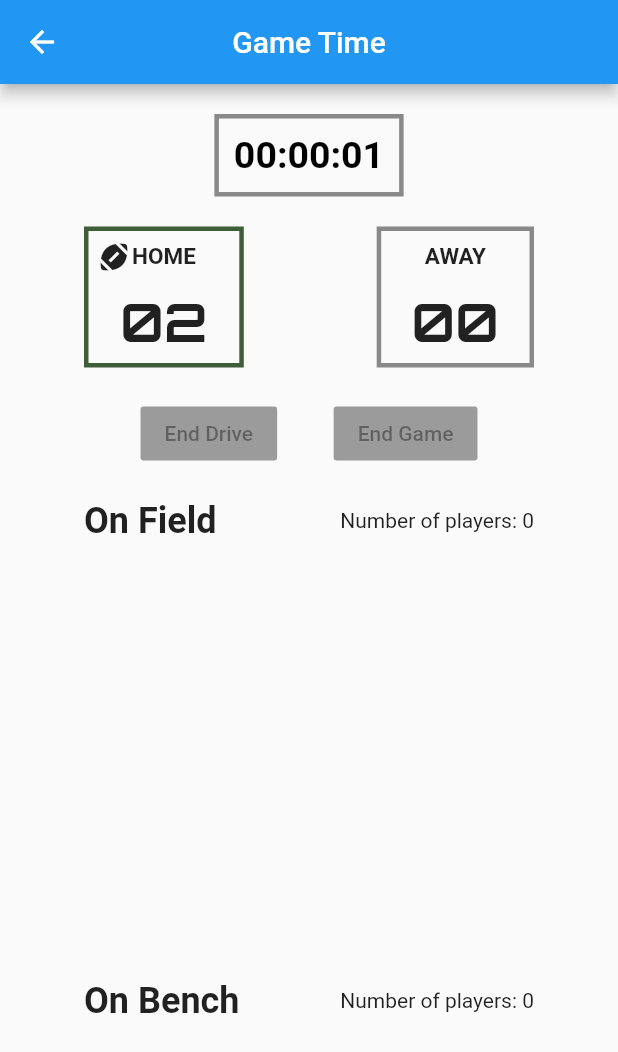
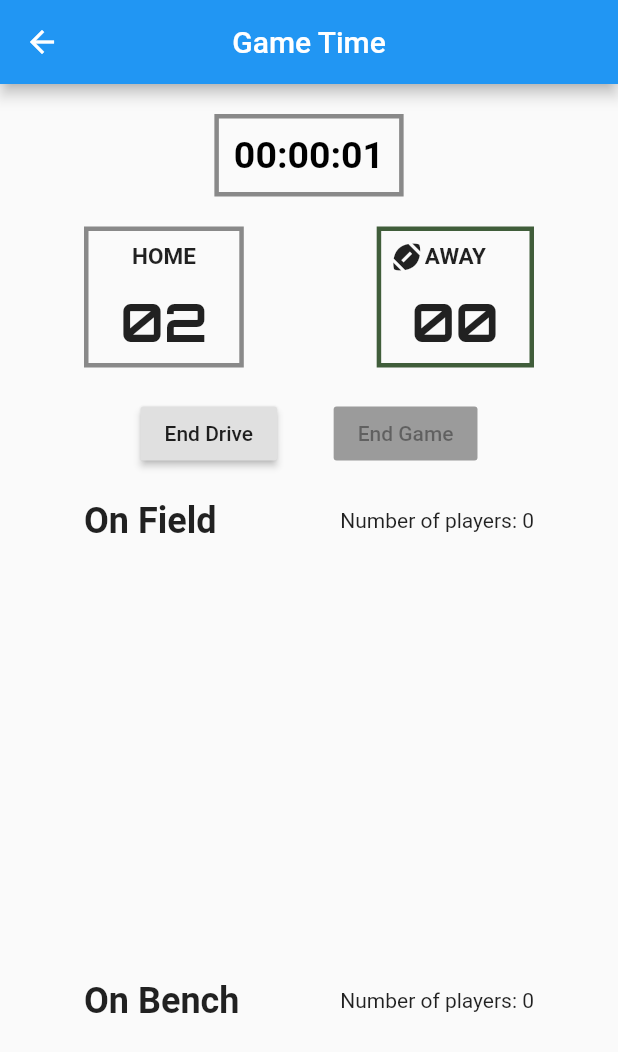
Before and after one commit to esteakshapin/pickupfootball, a Flutter app: the GamePage screen opened directly with empty values, on a phone screen of 412 x 824 dp. Shown: the top 1052 px of the screen. Run offline on Flutter 3.47's test engine with Material 2 defaults, Android fonts, the phone set to English and light mode, and no system bars; drawn by our look-alikes of oktoast; our stand-ins replace faker, google_fonts; Roboto replaces fonts that are missing (Kanit); statements that could not run were skipped.

Commit message:
finished rotation logic; added differentiating colors for rotations; added onfield leave icon; need to implement leave button logic;

```diff
--- a/lib/entry_points/game_page.dart
+++ b/lib/entry_points/game_page.dart
@@ -17,7 +17,7 @@ class GamePageEntry extends StatelessWidget {
   @override
   Widget build(BuildContext context) {
     players.add(Player(faker.person.name(), Player.QB, true));
-    for(int i = 0; i < 10; i++){
+    for(int i = 0; i < 8; i++){
       players.add(Player(faker.person.name(), Player.WR));
     }
     return MaterialApp(
--- a/lib/player_card.dart
+++ b/lib/player_card.dart
@@ -6,8 +6,9 @@ class PlayerCard extends StatelessWidget {
   Player _player;
   Function _removePlayer;
   Color tile_color;
+  IconData tile_icon;
 
-  PlayerCard(this._player, this._removePlayer, {this.tile_color = null});
+  PlayerCard(this._player, this._removePlayer, {this.tile_color = null, this.tile_icon = Icons.delete_forever_sharp});
 
   Icon leadingIcon(String position){
     switch(position){
@@ -40,7 +41,7 @@ class PlayerCard extends StatelessWidget {
             ? Text(_player.position + " - " + "ADMIN")
             : Text(_player.position),
         trailing: (!_player.admin) ? IconButton(
-          icon: Icon(Icons.delete_forever_sharp),
+          icon: Icon(tile_icon),
           onPressed: (){
             _removePlayer(_player);
           },
--- a/lib/screens/game_page/game_page.dart
+++ b/lib/screens/game_page/game_page.dart
@@ -32,29 +32,77 @@ class _GamePageState extends State<GamePage> {
   List<Player> _full_roster = new List<Player>();
   Player _qb;
 
-  Player removeBenchPlayer(){
+  // number of players that will be rotated next
+  int num_of_rotation;
+
+  Player removeBenchPlayer() {
     return _on_bench_players.removeFirst();
   }
 
-  void addBenchPlayer(Player p){
-    _on_bench_players.add(p);
+  void addBenchPlayer(List<Player> p) {
+    for (Player player in p) {
+      if (player.position == Player.QB) {
+        _on_bench_players.addFirst(player);
+      } else {
+        _on_bench_players.add(player);
+      }
+    }
   }
 
-  Player removeOnFieldPlayer(){
+  Player removeOnFieldPlayer() {
     return _on_field_players.removeFirst();
   }
 
-  void addOnFieldPlayer(Player p){
-    _on_field_players.add(p);
+  void addOnFieldPlayer(List<Player> p) {
+    for (Player player in p) {
+      if (player.position == Player.QB) {
+        _on_field_players.addFirst(player);
+      } else {
+        _on_field_players.add(player);
+      }
+    }
   }
 
-  void offensiveTransition(){
-    _on_bench_players.remove(_qb);
-    Player temp_p = removeBenchPlayer();
-    Player temp_d_p = removeOnFieldPlayer();
-    Player temp_d_p2 = removeOnFieldPlayer();
+  void offensiveTransition() {
+    List<Player> temp_p = new List<Player>();
+    List<Player> temp_d_p = new List<Player>();
 
+    // removing players from the bench
+    for(int i = 0; i < num_of_rotation; i++){
+      temp_p.add(removeBenchPlayer());
+    }
 
+    //removing players from on Field (currently playing defense)
+    for(int i = 0; i < num_of_rotation; i++){
+      temp_d_p.add(removeOnFieldPlayer());
+    }
+
+    //adding players going from bench to field
+    addOnFieldPlayer(temp_p);
+
+    //adding players going from field to bench
+    addBenchPlayer(temp_d_p);
+  }
+
+  void defensiveTransition() {
+    List<Player> temp_p = new List<Player>();
+    List<Player> temp_b_p = new List<Player>();
+
+    //removing players from field
+    for(int i = 0; i < num_of_rotation; i++){
+      temp_p.add(removeOnFieldPlayer());
+    }
+
+    // removing bench player
+    for(int i = 0; i < num_of_rotation; i++){
+      temp_b_p.add(removeBenchPlayer());
+    }
+
+    //adding players going from field to bench
+    addBenchPlayer(temp_p);
+
+    //adding players going from bench to field
+    addOnFieldPlayer(temp_b_p);
   }
 
   @override
@@ -63,6 +111,7 @@ class _GamePageState extends State<GamePage> {
     super.initState();
     _players = widget.players;
     _settings = widget._settings;
+    num_of_rotation = _settings.rotate_num_of_people;
     _full_roster = _players.sublist(0);
     for (Player player in _players) {
       if (player.position == "QB") _qb = player;
@@ -70,40 +119,42 @@ class _GamePageState extends State<GamePage> {
     }
     print(_qb.name);
     _players = _shuffle_players(_players);
-    _on_field_players = new Queue<Player>.from(_players.sublist(0, _settings.num_of_players_on_field));
-    _on_bench_players = new Queue<Player>.from(_players.sublist(_settings.num_of_players_on_field));
+    _on_field_players = new Queue<Player>.from(
+        _players.sublist(0, _settings.num_of_players_on_field));
+    _on_bench_players = new Queue<Player>.from(
+        _players.sublist(_settings.num_of_players_on_field));
 
     _possession = _settings.starting_possesion;
 
     _on_bench_players.addFirst(_qb);
 
-    if(_possession){
-
-    }
-
     print(" --- full Roster --- ");
-    for(Player p in _full_roster) print(p.name);
+    for (Player p in _full_roster) print(p.name);
     print(_full_roster.length);
     print("");
 
     print(" --- on field players ---");
-    for(Player p in _on_field_players) print(p.name);
+    for (Player p in _on_field_players) print(p.name);
     print(_on_field_players.length);
     print("");
 
     print(" --- on bench players ---");
-    for(Player p in _on_bench_players) print(p.name);
+    for (Player p in _on_bench_players) print(p.name);
     print(_on_bench_players.length);
     print("");
 
+    if (_possession) {
+      setState(() {
+        offensiveTransition();
+      });
+    }
   }
 
-  List<Player> _shuffle_players(List<Player> items){
+  List<Player> _shuffle_players(List<Player> items) {
     var random = new Random();
 
     // Go through all elements.
     for (var i = items.length - 1; i > 0; i--) {
-
       // Pick a pseudorandom number according to the list length
       var n = random.nextInt(i + 1);
 
@@ -115,13 +166,22 @@ class _GamePageState extends State<GamePage> {
     return items;
   }
 
+  void endDrive() {
+    setState(() {
+      _possession = !_possession;
+      if (_possession) {
+        offensiveTransition();
+      } else {
+        defensiveTransition();
+      }
+    });
+  }
 
   @override
   void dispose() {
     widget.players = null;
     widget._settings = null;
     super.dispose();
-
   }
 
   @override
@@ -136,17 +196,38 @@ class _GamePageState extends State<GamePage> {
           child: ListView(
             children: [
               Container(
-                padding: kIsWeb ? EdgeInsets.fromLTRB(40, 10, 40, 30) : EdgeInsets.all(20),
+                padding: kIsWeb
+                    ? EdgeInsets.fromLTRB(40, 10, 40, 30)
+                    : EdgeInsets.all(20),
                 child: Column(
                   children: [
-                    ScoreBoard(),
-                    SizedBox(height: 20,),
+                    ScoreBoard(endDrive, _possession),
+                    SizedBox(
+                      height: 20,
+                    ),
                     Wrap(
                       spacing: 20.0,
                       runSpacing: 20.0,
                       children: [
-                        OnField(_players, "On Field", Settings.lightGreen),
-                        OnField(_players, "On Bench", Settings.lightRed)
+                        OnField(
+                          _on_field_players.toList(),
+                          "On Field",
+                          Settings.lightGreen,
+                          qbTileColor: Settings.cream,
+                          rotationTileColor: Settings.slateGray,
+                          num_of_rotation: num_of_rotation,
+                          tile_icon: Icons.exit_to_app_sharp,
+                        ),
+                        OnField(
+                          _on_bench_players.toList(),
+                          "On Bench",
+                          Settings.lightRed,
+                          qbTileColor: Settings.cream,
+                          rotationTileColor: Settings.slateGray,
+                          num_of_rotation: num_of_rotation,
+                          tile_icon: null,
+                        ),
+                        OnField(_full_roster, "Roster", Settings.lightBlue)
                       ],
                     ),
                   ],
--- a/lib/screens/game_page/on_field.dart
+++ b/lib/screens/game_page/on_field.dart
@@ -7,9 +7,11 @@ import '../../settings.dart';
 class OnField extends StatelessWidget {
   List<Player> on_field = new List<Player>();
   String _title;
-  Color _tile_color;
+  Color _tile_color, rotationTileColor, qbTileColor;
+  int num_of_rotation;
+  IconData tile_icon;
 
-  OnField(this.on_field, this._title, this._tile_color);
+  OnField(this.on_field, this._title, this._tile_color, {this.rotationTileColor, this.qbTileColor, this.num_of_rotation = 0, this.tile_icon = Icons.delete_forever_sharp});
 
   @override
   Widget build(BuildContext context) {
@@ -40,12 +42,28 @@ class OnField extends StatelessWidget {
             child: ListView(
               children: [
                 for (var p in on_field)
+                  (p.position == Player.QB && qbTileColor != null) ?
                   PlayerCard(
                     p,
                     (Player p) {
                       print(p.name);
                     },
+                    tile_color: qbTileColor,
+                    tile_icon: tile_icon,
+                  ) : (on_field.indexOf(p) < num_of_rotation && rotationTileColor != null) ? PlayerCard(
+                    p,
+                        (Player p) {
+                      print(p.name);
+                    },
+                    tile_color: rotationTileColor,
+                    tile_icon: tile_icon,
+                  ) : PlayerCard(
+                    p,
+                        (Player p) {
+                      print(p.name);
+                    },
                     tile_color: _tile_color,
+                    tile_icon: tile_icon,
                   )
               ],
             ),
--- a/lib/screens/game_page/score_board.dart
+++ b/lib/screens/game_page/score_board.dart
@@ -8,6 +8,11 @@ import '../../settings.dart';
 import 'ScoreWidget.dart';
 
 class ScoreBoard extends StatefulWidget {
+  Function _endDrive;
+  bool _possession;
+
+  ScoreBoard(this._endDrive, this._possession);
+
   @override
   _ScoreBoardState createState() => _ScoreBoardState();
 }
@@ -95,8 +100,8 @@ class _ScoreBoardState extends State<ScoreBoard> {
           Row(
             mainAxisAlignment: MainAxisAlignment.spaceBetween,
             children: [
-              ScoreWidget("HOME", "02", true),
-              ScoreWidget("AWAY", "00", false),
+              ScoreWidget("HOME", "02", widget._possession),
+              ScoreWidget("AWAY", "00", !widget._possession),
             ],
           ),
           SizedBox(
@@ -107,6 +112,7 @@ class _ScoreBoardState extends State<ScoreBoard> {
             children: [
               RaisedButton(
                 child: Text("End Drive"),
+                onPressed: () => widget._endDrive(),
               ),
               RaisedButton(
                 child: Text("End Game"),
--- a/lib/settings.dart
+++ b/lib/settings.dart
@@ -2,18 +2,21 @@ import 'dart:ui';
 
 class Settings{
   bool _qb_playing_offense_and_defense;
-  int _rotate_after_drive, _score_amnt, _num_of_players_on_field;
+  int _rotate_num_of_people, _score_amnt, _num_of_players_on_field;
   bool _starting_possesion;
 
   static final Color darkGreen = Color(0xFF405d3a);
-  static final Color lightGreen = Color(0xFFa6c64c);
-  static final Color darkRed = Color(0xFFc80003);
+  static final Color lightGreen = Color(0xFF109648);
+  static final Color apricot = Color(0xFFFFC9AD);
   static final Color lightRed = Color(0xFFff955f);
   static final Color lightBlue = Color(0xFF86c6be);
+  static final Color slateGray = Color.fromRGBO(107, 113, 126, 1);
+  static final Color cream = Color(0xFFF3FFBD);
+  static final Color firebrick = Color(0xFFAB3428);
+  static final Color emerald = Color(0xFF21E874);
 
 
-
-  Settings(this._qb_playing_offense_and_defense, this._rotate_after_drive,
+  Settings(this._qb_playing_offense_and_defense, this._rotate_num_of_people,
       this._score_amnt, this._starting_possesion, this._num_of_players_on_field);
 
   get num_of_players_on_field => _num_of_players_on_field;
@@ -28,10 +31,10 @@ class Settings{
     _starting_possesion = value;
   }
 
-  int get rotate_after_drive => _rotate_after_drive;
+  int get rotate_num_of_people => _rotate_num_of_people;
 
-  set rotate_after_drive(int value) {
-    _rotate_after_drive = value;
+  set rotate_num_of_people(int value) {
+    _rotate_num_of_people = value;
   }
 
   bool get qb_playing_offense_and_defense => _qb_playing_offense_and_defense;
```
